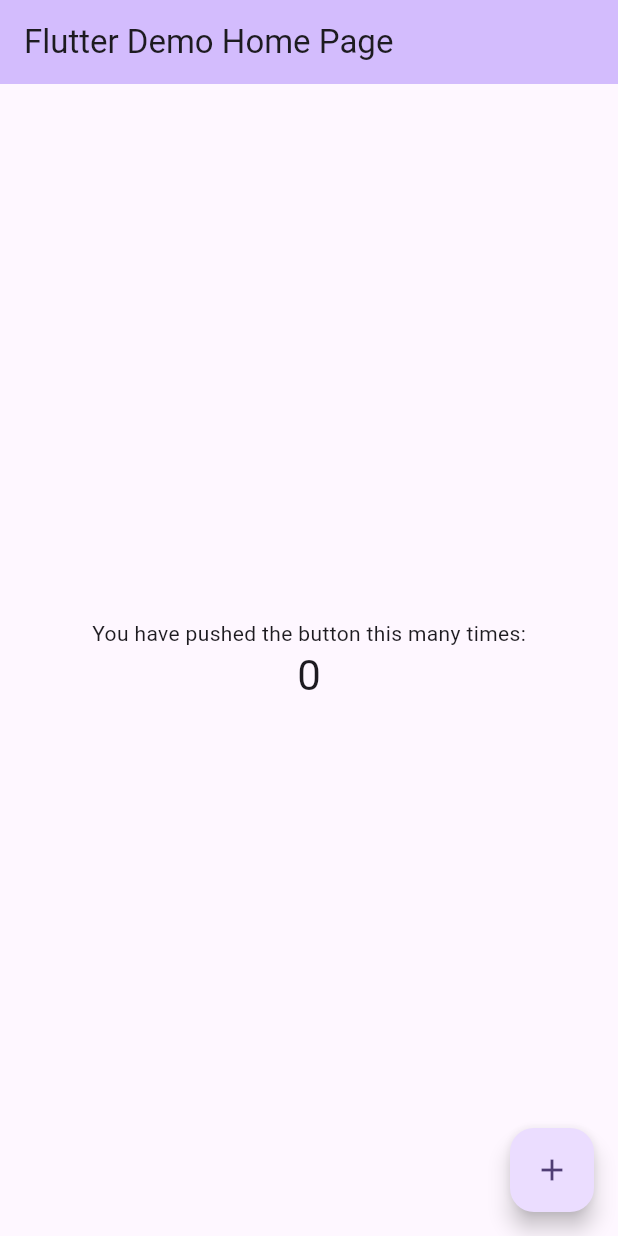
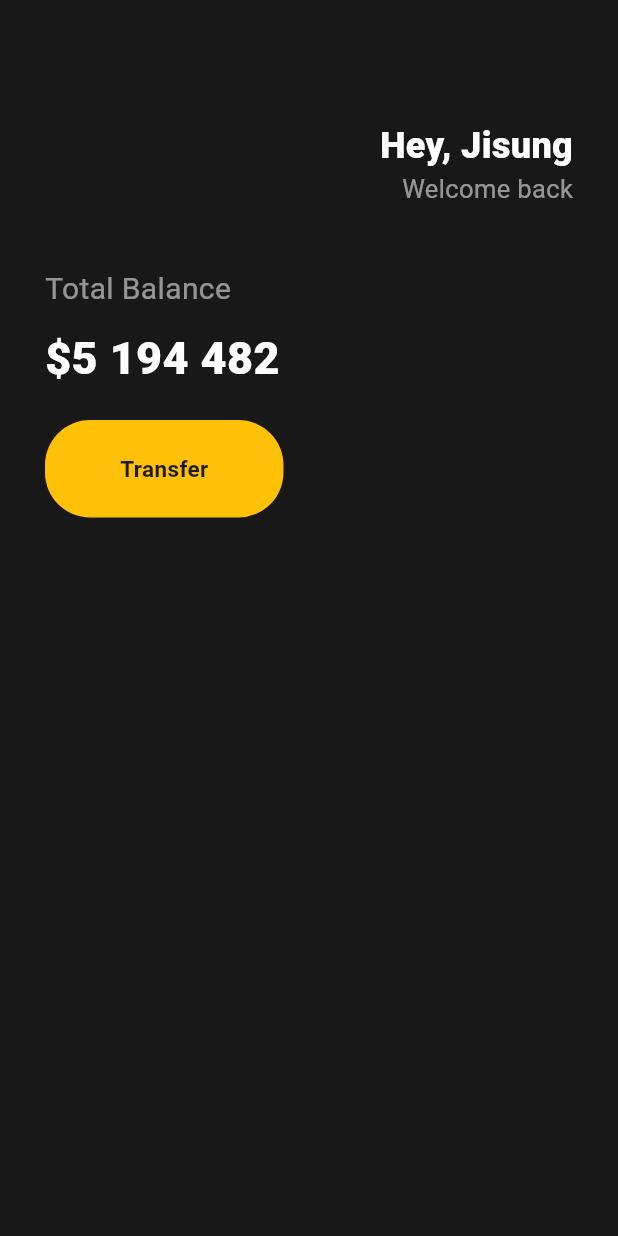
Before and after one commit to zzzzseong/flutter-playground, a Flutter app: the screen it shows after launch, on a phone screen of 412 x 824 dp. Run offline on Flutter 3.47's test engine with Material 3 defaults, Android fonts, the phone set to English and light mode, and no system bars.

Commit message:
Column, Row, Container 예제 코드 추가

```diff
--- a/lib/main.dart
+++ b/lib/main.dart
@@ -1,125 +1,87 @@
 import 'package:flutter/material.dart';
 
 void main() {
-  runApp(const MyApp());
+  runApp(const App());
 }
 
-class MyApp extends StatelessWidget {
-  const MyApp({super.key});
+class App extends StatelessWidget {
+  const App({super.key});
 
-  // This widget is the root of your application.
   @override
   Widget build(BuildContext context) {
     return MaterialApp(
-      title: 'Flutter Demo',
-      theme: ThemeData(
-        // This is the theme of your application.
-        //
-        // TRY THIS: Try running your application with "flutter run". You'll see
-        // the application has a purple toolbar. Then, without quitting the app,
-        // try changing the seedColor in the colorScheme below to Colors.green
-        // and then invoke "hot reload" (save your changes or press the "hot
-        // reload" button in a Flutter-supported IDE, or press "r" if you used
-        // the command line to start the app).
-        //
-        // Notice that the counter didn't reset back to zero; the application
-        // state is not lost during the reload. To reset the state, use hot
-        // restart instead.
-        //
-        // This works for code too, not just values: Most code changes can be
-        // tested with just a hot reload.
-        colorScheme: ColorScheme.fromSeed(seedColor: Colors.deepPurple),
-        useMaterial3: true,
+      home: Scaffold(
+        backgroundColor: const Color(0xFF181818),
+        body: Padding(
+          padding: const EdgeInsets.symmetric(horizontal: 30),
+          child: Column(
+            crossAxisAlignment: CrossAxisAlignment.start,
+            children: [
+              const SizedBox(
+                height: 80,
+              ),
+              const Row(
+                mainAxisAlignment: MainAxisAlignment.end,
+                children: [
+                  Column(
+                    crossAxisAlignment: CrossAxisAlignment.end,
+                    children: [
+                      Text(
+                        "Hey, Jisung",
+                        style: TextStyle(
+                            color: Colors.white,
+                            fontSize: 24,
+                            fontWeight: FontWeight.w800),
+                      ),
+                      Text(
+                        "Welcome back",
+                        style: TextStyle(color: Colors.white54, fontSize: 17),
+                      ),
+                    ],
+                  )
+                ],
+              ),
+              const SizedBox(
+                height: 40,
+              ),
+              const Text("Total Balance",
+                  style: TextStyle(
+                    color: Colors.white54,
+                    fontSize: 20,
+                  )),
+              const SizedBox(
+                height: 10,
+              ),
+              const Text("\$5 194 482",
+                  style: TextStyle(
+                    color: Colors.white,
+                    fontSize: 30,
+                    fontWeight: FontWeight.w800,
+                  )),
+              const SizedBox(
+                height: 20,
+              ),
+              Row(
+                children: [
+                  Container(
+                      decoration: BoxDecoration(
+                          color: Colors.amber,
+                          borderRadius: BorderRadius.circular(30)),
+                      child: const Padding(
+                        padding:
+                            EdgeInsets.symmetric(horizontal: 50, vertical: 22),
+                        child: Text(
+                          "Transfer",
+                          style: TextStyle(
+                              fontSize: 15, fontWeight: FontWeight.w600),
+                        ),
+                      )),
+                ],
+              )
+            ],
+          ),
+        ),
       ),
-      home: const MyHomePage(title: 'Flutter Demo Home Page'),
     );
   }
 }
-
-class MyHomePage extends StatefulWidget {
-  const MyHomePage({super.key, required this.title});
-
-  // This widget is the home page of your application. It is stateful, meaning
-  // that it has a State object (defined below) that contains fields that affect
-  // how it looks.
-
-  // This class is the configuration for the state. It holds the values (in this
-  // case the title) provided by the parent (in this case the App widget) and
-  // used by the build method of the State. Fields in a Widget subclass are
-  // always marked "final".
-
-  final String title;
-
-  @override
-  State<MyHomePage> createState() => _MyHomePageState();
-}
-
-class _MyHomePageState extends State<MyHomePage> {
-  int _counter = 0;
-
-  void _incrementCounter() {
-    setState(() {
-      // This call to setState tells the Flutter framework that something has
-      // changed in this State, which causes it to rerun the build method below
-      // so that the display can reflect the updated values. If we changed
-      // _counter without calling setState(), then the build method would not be
-      // called again, and so nothing would appear to happen.
-      _counter++;
-    });
-  }
-
-  @override
-  Widget build(BuildContext context) {
-    // This method is rerun every time setState is called, for instance as done
-    // by the _incrementCounter method above.
-    //
-    // The Flutter framework has been optimized to make rerunning build methods
-    // fast, so that you can just rebuild anything that needs updating rather
-    // than having to individually change instances of widgets.
-    return Scaffold(
-      appBar: AppBar(
-        // TRY THIS: Try changing the color here to a specific color (to
-        // Colors.amber, perhaps?) and trigger a hot reload to see the AppBar
-        // change color while the other colors stay the same.
-        backgroundColor: Theme.of(context).colorScheme.inversePrimary,
-        // Here we take the value from the MyHomePage object that was created by
-        // the App.build method, and use it to set our appbar title.
-        title: Text(widget.title),
-      ),
-      body: Center(
-        // Center is a layout widget. It takes a single child and positions it
-        // in the middle of the parent.
-        child: Column(
-          // Column is also a layout widget. It takes a list of children and
-          // arranges them vertically. By default, it sizes itself to fit its
-          // children horizontally, and tries to be as tall as its parent.
-          //
-          // Column has various properties to control how it sizes itself and
-          // how it positions its children. Here we use mainAxisAlignment to
-          // center the children vertically; the main axis here is the vertical
-          // axis because Columns are vertical (the cross axis would be
-          // horizontal).
-          //
-          // TRY THIS: Invoke "debug painting" (choose the "Toggle Debug Paint"
-          // action in the IDE, or press "p" in the console), to see the
-          // wireframe for each widget.
-          mainAxisAlignment: MainAxisAlignment.center,
-          children: <Widget>[
-            const Text(
-              'You have pushed the button this many times:',
-            ),
-            Text(
-              '$_counter',
-              style: Theme.of(context).textTheme.headlineMedium,
-            ),
-          ],
-        ),
-      ),
-      floatingActionButton: FloatingActionButton(
-        onPressed: _incrementCounter,
-        tooltip: 'Increment',
-        child: const Icon(Icons.add),
-      ), // This trailing comma makes auto-formatting nicer for build methods.
-    );
-  }
-}
```
Also changed, not shown: 1 other file.
